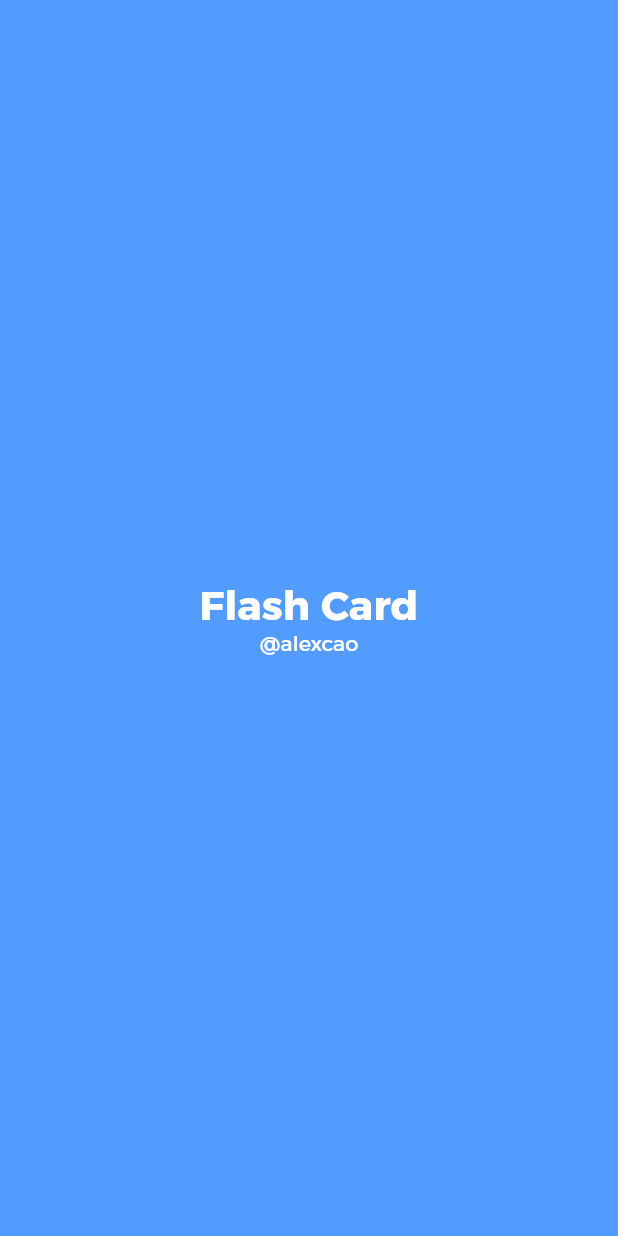
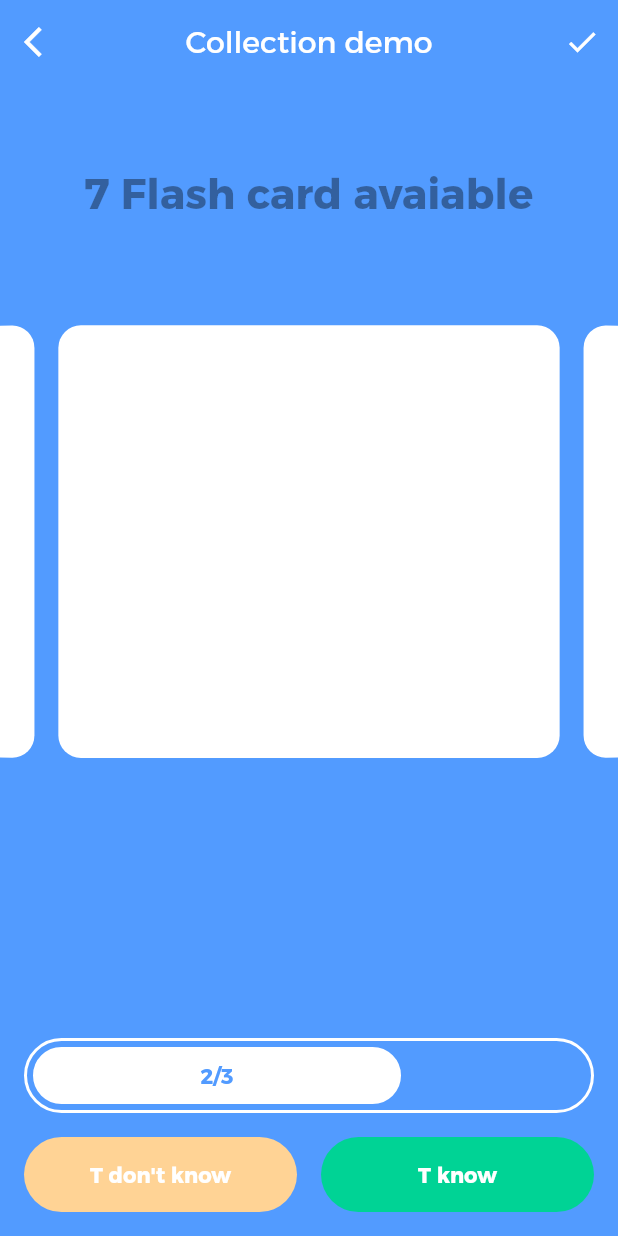
Before and after one commit to alexcao194/flash_card, a Flutter app: the screen it shows after launch, on a phone screen of 412 x 824 dp. Run offline on Flutter 3.47's test engine with Material 2 defaults, Android fonts, the phone set to English and light mode, and no system bars.

Commit message:
base of card screen

```diff
--- /dev/null
+++ b/lib/app/flash_card/page/flash_card_sc.dart
@@ -0,0 +1,81 @@
+import 'package:flash_card/app/flash_card/widget/choice_button.dart';
+import 'package:flash_card/app/flash_card/widget/list_card.dart';
+import 'package:flash_card/app/flash_card/widget/progress_bar.dart';
+import 'package:flash_card/config/app_color.dart';
+import 'package:flash_card/service/app_router/app_router.dart';
+import 'package:flutter/material.dart';
+
+
+class FlashCardSC extends StatelessWidget {
+  const FlashCardSC({Key? key}) : super(key: key);
+
+  @override
+  Widget build(BuildContext context) {
+    return Scaffold(
+      backgroundColor: AppColor.blue,
+      appBar: buildAppBar(),
+      body: SafeArea(
+        child: SizedBox(
+          width: double.maxFinite,
+          child: Column(
+            crossAxisAlignment: CrossAxisAlignment.center,
+            children: [
+              Padding(
+                padding: const EdgeInsets.symmetric(vertical: 40.0) + const EdgeInsets.only(top: 16.0),
+                child: const Text('7 Flash card avaiable', style: TextStyle(color: Colors.black38, fontSize: 28, fontWeight: FontWeight.w700)),
+              ),
+              const ListCard(),
+              const Expanded(child: SizedBox()),
+              const Padding(
+                padding: EdgeInsets.symmetric(horizontal: 16.0),
+                child: ProgressBar(),
+              ),
+              Padding(
+                padding: const EdgeInsets.all(8.0),
+                child: Row(
+                  children: const [
+                    Expanded(
+                      child: ChoiceButton(
+                        color: AppColor.orange,
+                        label: "T don't know",
+                      ),
+                    ),
+                    Expanded(
+                      child: ChoiceButton(
+                        color: AppColor.green,
+                        label: "T know",
+                      ),
+                    )
+                  ],
+                ),
+              )
+            ],
+          ),
+        ),
+      ),
+    );
+  }
+
+  AppBar buildAppBar() {
+    return AppBar(
+      leading: IconButton(
+        onPressed: () {
+          AppRouter.navigatorKey.currentState?.pop();
+        },
+        icon: const Icon(Icons.arrow_back_ios),
+      ),
+      actions: [
+        IconButton(
+          onPressed: () {
+            AppRouter.navigatorKey.currentState?.pop();
+          },
+          icon: const Icon(Icons.check),
+        ),
+      ],
+      title: const Text('Collection demo'),
+      centerTitle: true,
+      backgroundColor: Colors.transparent,
+      elevation: 0,
+    );
+  }
+}
--- /dev/null
+++ b/lib/app/flash_card/widget/choice_button.dart
@@ -0,0 +1,35 @@
+import 'package:flash_card/config/app_color.dart';
+import 'package:flutter/material.dart';
+
+class ChoiceButton extends StatelessWidget {
+  const ChoiceButton({
+    Key? key,
+    required this.color,
+    required this.label
+  }) : super(key: key);
+
+  final Color color;
+  final String label;
+
+  @override
+  Widget build(BuildContext context) {
+    return ClipRRect(
+      borderRadius: BorderRadius.circular(50.0),
+      child: TextButton(
+          onPressed: () {},
+          child: Container(
+            height: 50,
+            width: double.maxFinite,
+            decoration: BoxDecoration(
+                borderRadius: BorderRadius.circular(50.0),
+                color: color
+            ),
+            child: Center(child: Text(
+                label,
+                style: const TextStyle(color: Colors.white, fontWeight: FontWeight.w700)
+            )),
+          )
+      ),
+    );
+  }
+}
--- /dev/null
+++ b/lib/app/flash_card/widget/list_card.dart
@@ -0,0 +1,103 @@
+import 'package:flutter/material.dart';
+
+class ListCard extends StatefulWidget {
+  const ListCard({Key? key}) : super(key: key);
+
+  @override
+  State<ListCard> createState() => _ListCardState();
+}
+
+class _ListCardState extends State<ListCard> {
+
+  late FixedExtentScrollController controller;
+
+  @override
+  void initState() {
+    super.initState();
+    controller = FixedExtentScrollController(
+        initialItem: 1
+    );
+  }
+
+  @override
+  void dispose() {
+    controller.dispose();
+    super.dispose();
+  }
+
+  @override
+  Widget build(BuildContext context) {
+    Size size = MediaQuery.of(context).size;
+    return RotatedBox(
+      quarterTurns: 1,
+      child: SizedBox(
+        width: size.width * 0.85,
+        child: ListWheelScrollView(
+          controller: controller,
+          diameterRatio: 100,
+          itemExtent: size.width * 0.85,
+          physics: const FixedExtentScrollPhysics(
+            parent: NeverScrollableScrollPhysics()
+          ),
+          children: buildBody(size)
+        ),
+      ),
+    );
+  }
+
+  List<Widget> buildBody(Size size) {
+    return [
+      Padding(
+        padding: const EdgeInsets.symmetric(vertical: 8.0),
+        child: Container(
+          width: size.width * 0.7,
+          decoration: BoxDecoration(
+              borderRadius: BorderRadius.circular(15.0),
+              color: Colors.white
+          ),
+        ),
+      ),
+      Padding(
+        padding: const EdgeInsets.symmetric(vertical: 8.0),
+        child: Container(
+          width: size.width * 0.7,
+          decoration: BoxDecoration(
+              borderRadius: BorderRadius.circular(15.0),
+              color: Colors.white
+          ),
+        ),
+      ),
+      Padding(
+        padding: const EdgeInsets.symmetric(vertical: 8.0),
+        child: Container(
+          width: size.width * 0.7,
+          decoration: BoxDecoration(
+              borderRadius: BorderRadius.circular(15.0),
+              color: Colors.white
+          ),
+        ),
+      ),
+      Padding(
+        padding: const EdgeInsets.symmetric(vertical: 8.0),
+        child: Container(
+          width: size.width * 0.7,
+          decoration: BoxDecoration(
+              borderRadius: BorderRadius.circular(15.0),
+              color: Colors.white
+          ),
+        ),
+      ),
+      Padding(
+        padding: const EdgeInsets.symmetric(vertical: 8.0),
+        child: Container(
+          width: size.width * 0.7,
+          decoration: BoxDecoration(
+              borderRadius: BorderRadius.circular(15.0),
+              color: Colors.white
+          ),
+        ),
+      ),
+    ];
+  }
+
+}
--- /dev/null
+++ b/lib/app/flash_card/widget/progress_bar.dart
@@ -0,0 +1,38 @@
+import 'package:flash_card/config/app_color.dart';
+import 'package:flutter/material.dart';
+
+class ProgressBar extends StatelessWidget {
+  const ProgressBar({Key? key,}) : super(key: key);
+
+  @override
+  Widget build(BuildContext context) {
+    return Container(
+      width: double.maxFinite,
+      height: 50.0,
+      decoration: BoxDecoration(
+          borderRadius: BorderRadius.circular(50.0),
+          border: Border.all(color: Colors.white, width: 2.0)
+      ),
+      child: Padding(
+        padding: const EdgeInsets.all(4.0),
+        child: Row(
+          children: [
+            Expanded(
+              flex: 2,
+              child: Container(
+                decoration: BoxDecoration(
+                    borderRadius: BorderRadius.circular(50.0),
+                    border: Border.all(color: Colors.white, width: 2.0),
+                    color: Colors.white
+                ),
+                child: const Center(child: Text('2/3',
+                    style: TextStyle(fontWeight: FontWeight.w700, color: AppColor.blue))),
+              ),
+            ),
+            const Expanded(flex: 1, child: SizedBox())
+          ],
+        ),
+      ),
+    );
+  }
+}
--- a/lib/main.dart
+++ b/lib/main.dart
@@ -16,7 +16,6 @@ void main() {
 class MyApp extends StatelessWidget {
   const MyApp({super.key});
 
-  // This widget is the root of your application.
   @override
   Widget build(BuildContext context) {
     return MaterialApp(
--- a/lib/service/app_router/app_router.dart
+++ b/lib/service/app_router/app_router.dart
@@ -1,3 +1,4 @@
+import 'package:flash_card/app/flash_card/page/flash_card_sc.dart';
 import 'package:flash_card/app/splash_screen/page/splash_screen.dart';
 import 'package:flutter/material.dart';
 import 'package:flutter/widgets.dart';
@@ -7,7 +8,7 @@ class AppRouter {
   static Route<dynamic> generateRoute(RouteSettings settings) {
     switch(settings.name) {
       case AppRoutes.splash:
-        return MaterialPageRoute(builder: (_) => const SplashScreen());
+        return MaterialPageRoute(builder: (_) => const FlashCardSC());
       default:
         return MaterialPageRoute(
             builder: (_) => Scaffold(
```
Also changed, not shown: lib/app/home/page/home_sc.dart (added).
